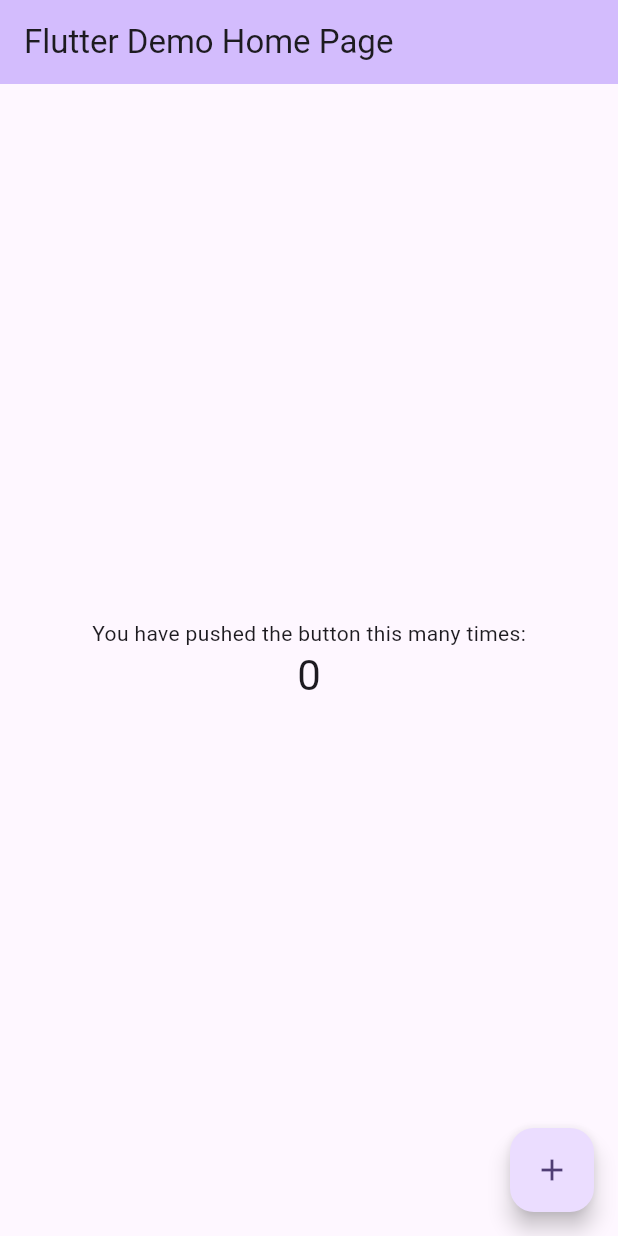
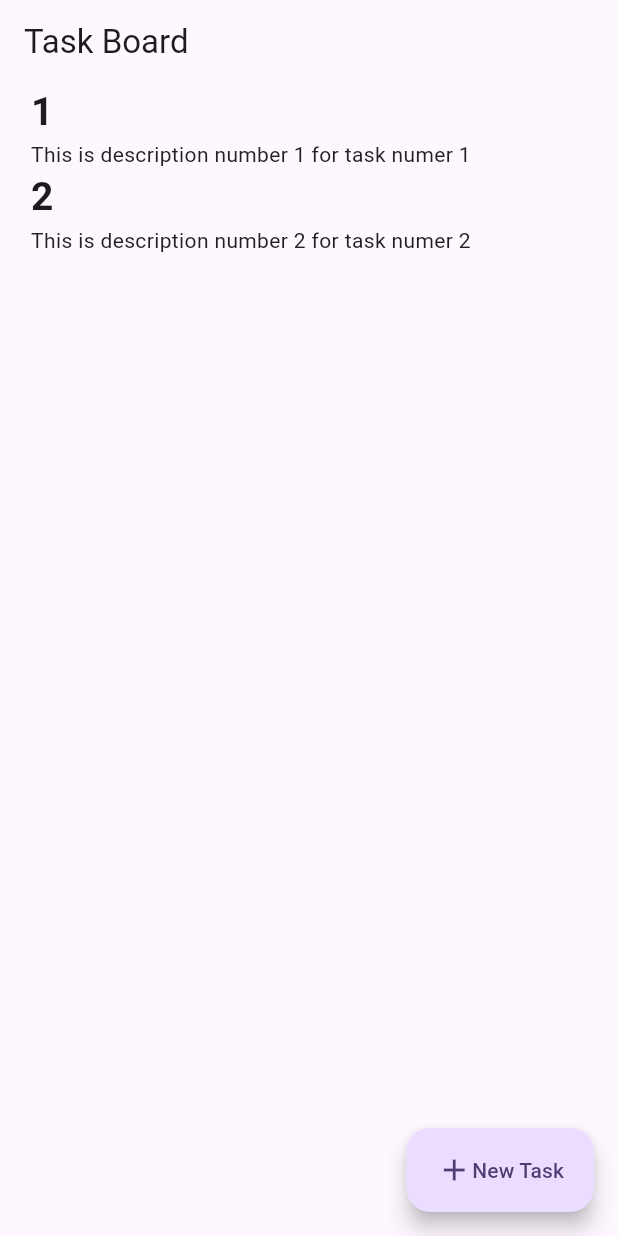
Before and after one commit to jaclynWirth24/Language-Project, a Flutter app: the screen it shows after launch, on a phone screen of 412 x 824 dp. Run offline on Flutter 3.47's test engine with Material 3 defaults, Android fonts, the phone set to English and light mode, and no system bars.

Commit message:
started to do list

```diff
--- /dev/null
+++ b/to_do_list/lib/home.dart
@@ -0,0 +1,148 @@
+import 'package:flutter/material.dart';
+import 'package:to_do_list/theme.dart';
+
+class Home extends StatefulWidget {
+  const Home({Key? key}) : super(key: key);
+  @override
+  State<Home> createState() => _HomeState();
+}
+
+class _HomeState extends State<Home> {
+  @override
+  void initState() {
+    super.initState();
+  }
+
+  @override
+  Widget build(BuildContext context) {
+    return const TaskBoard();
+  }
+}
+
+class TaskBoard extends StatefulWidget {
+  const TaskBoard({Key? key}) : super(key: key);
+  @override
+  State<TaskBoard> createState() => _TaskBoardState();
+}
+
+class _TaskBoardState extends State<TaskBoard>
+    with SingleTickerProviderStateMixin {
+  @override
+  void initState() {
+    super.initState();
+  }
+
+  @override
+  Widget build(BuildContext context) {
+    List<Task> tasks = [];
+
+    //!HARD CODED NUMBERED TASKS TO SIMULATE WHAT IT WILL LOOK LIKE
+    for (int i = 1; i <= 2; i++) {
+      tasks.add(Task(
+        "$i",
+        description: "This is description number $i for task numer $i",
+      ));
+    }
+    return Scaffold(
+      floatingActionButton: const NewTaskButton(),
+      appBar: AppBar(
+        // automaticallyImplyLeading: false,
+        title: const Text('Task Board'),
+      ),
+      body: TaskList(tasks),
+    );
+  }
+}
+
+class TaskList extends StatefulWidget {
+  const TaskList(this.tasks, {Key? key}) : super(key: key);
+  final List<Task> tasks;
+  @override
+  State<TaskList> createState() => _TaskListState();
+}
+
+class _TaskListState extends State<TaskList>
+    with AutomaticKeepAliveClientMixin {
+  final List<Widget> _tasks = [];
+
+  @override
+  Widget build(BuildContext context) {
+    super.build(context);
+    updateTasks();
+    return ListView.builder(
+      itemBuilder: (context, i) {
+        return _tasks[i];
+      },
+      itemCount: _tasks.length,
+    );
+  }
+
+  void updateTasks() {
+    int start = _tasks.length;
+    List<Task> rawTasks = widget.tasks;
+
+    //adds tasks to list if any were added
+    for (int i = start; i < rawTasks.length; i++) {
+      _tasks.add(TaskCard(rawTasks[i]));
+    }
+
+    //Removes tasks if any were removed
+    if (start > rawTasks.length) {
+      for (int i = 0; i < _tasks.length; i++) {
+        TaskCard indexTaskCard = _tasks[i] as TaskCard;
+        if (!rawTasks.contains(indexTaskCard.task)) {
+          _tasks.remove(indexTaskCard);
+        }
+      }
+    }
+  }
+
+  @override
+  bool get wantKeepAlive => true;
+}
+
+class NewTaskButton extends StatelessWidget {
+  const NewTaskButton({Key? key}) : super(key: key);
+  @override
+  Widget build(BuildContext context) {
+    return FloatingActionButton.extended(
+      label: const Row(children: [Icon(Icons.add), Text("New Task")]),
+      onPressed: () => {},
+    );
+  }
+}
+
+class TaskCard extends StatefulWidget {
+  const TaskCard(this.task, {Key? key}) : super(key: key);
+  final Task task;
+  @override
+  State<TaskCard> createState() => _TaskCardState();
+}
+
+class _TaskCardState extends State<TaskCard> {
+  @override
+  Widget build(BuildContext context) {
+    return FractionallySizedBox(
+      widthFactor: .90,
+      child: Column(
+        crossAxisAlignment: CrossAxisAlignment.start,
+        children: [
+          TaskTitle(widget.task.title),
+          TaskDescription(widget.task.description ?? "")
+        ],
+      ),
+    );
+  }
+}
+
+// typedef
+class Task {
+  String title;
+  String? description;
+  Task(this.title, {this.description});
+
+  @override
+  String toString() {
+    return "title: $title, description: $description\n";
+  }
+}
--- a/to_do_list/lib/main.dart
+++ b/to_do_list/lib/main.dart
@@ -1,4 +1,5 @@
 import 'package:flutter/material.dart';
+import 'package:to_do_list/home.dart';
 
 void main() {
   runApp(const MyApp());
@@ -31,95 +32,7 @@ class MyApp extends StatelessWidget {
         colorScheme: ColorScheme.fromSeed(seedColor: Colors.deepPurple),
         useMaterial3: true,
       ),
-      home: const MyHomePage(title: 'Flutter Demo Home Page'),
+      home: const Home(),
     );
   }
 }
-
-class MyHomePage extends StatefulWidget {
-  const MyHomePage({super.key, required this.title});
-
-  // This widget is the home page of your application. It is stateful, meaning
-  // that it has a State object (defined below) that contains fields that affect
-  // how it looks.
-
-  // This class is the configuration for the state. It holds the values (in this
-  // case the title) provided by the parent (in this case the App widget) and
-  // used by the build method of the State. Fields in a Widget subclass are
-  // always marked "final".
-
-  final String title;
-
-  @override
-  State<MyHomePage> createState() => _MyHomePageState();
-}
-
-class _MyHomePageState extends State<MyHomePage> {
-  int _counter = 0;
-
-  void _incrementCounter() {
-    setState(() {
-      // This call to setState tells the Flutter framework that something has
-      // changed in this State, which causes it to rerun the build method below
-      // so that the display can reflect the updated values. If we changed
-      // _counter without calling setState(), then the build method would not be
-      // called again, and so nothing would appear to happen.
-      _counter++;
-    });
-  }
-
-  @override
-  Widget build(BuildContext context) {
-    // This method is rerun every time setState is called, for instance as done
-    // by the _incrementCounter method above.
-    //
-    // The Flutter framework has been optimized to make rerunning build methods
-    // fast, so that you can just rebuild anything that needs updating rather
-    // than having to individually change instances of widgets.
-    return Scaffold(
-      appBar: AppBar(
-        // TRY THIS: Try changing the color here to a specific color (to
-        // Colors.amber, perhaps?) and trigger a hot reload to see the AppBar
-        // change color while the other colors stay the same.
-        backgroundColor: Theme.of(context).colorScheme.inversePrimary,
-        // Here we take the value from the MyHomePage object that was created by
-        // the App.build method, and use it to set our appbar title.
-        title: Text(widget.title),
-      ),
-      body: Center(
-        // Center is a layout widget. It takes a single child and positions it
-        // in the middle of the parent.
-        child: Column(
-          // Column is also a layout widget. It takes a list of children and
-          // arranges them vertically. By default, it sizes itself to fit its
-          // children horizontally, and tries to be as tall as its parent.
-          //
-          // Column has various properties to control how it sizes itself and
-          // how it positions its children. Here we use mainAxisAlignment to
-          // center the children vertically; the main axis here is the vertical
-          // axis because Columns are vertical (the cross axis would be
-          // horizontal).
-          //
-          // TRY THIS: Invoke "debug painting" (choose the "Toggle Debug Paint"
-          // action in the IDE, or press "p" in the console), to see the
-          // wireframe for each widget.
-          mainAxisAlignment: MainAxisAlignment.center,
-          children: <Widget>[
-            const Text(
-              'You have pushed the button this many times:',
-            ),
-            Text(
-              '$_counter',
-              style: Theme.of(context).textTheme.headlineMedium,
-            ),
-          ],
-        ),
-      ),
-      floatingActionButton: FloatingActionButton(
-        onPressed: _incrementCounter,
-        tooltip: 'Increment',
-        child: const Icon(Icons.add),
-      ), // This trailing comma makes auto-formatting nicer for build methods.
-    );
-  }
-}
--- /dev/null
+++ b/to_do_list/lib/theme.dart
@@ -0,0 +1,103 @@
+import 'package:flutter/material.dart';
+
+class LifeListTheme with ChangeNotifier {
+  static const Color themeBlue = Color.fromRGBO(13, 71, 161, 1);
+  static const Color themeOrange = Color.fromRGBO(161, 102, 13, 1);
+  static const Color themePurple = Color.fromRGBO(102, 13, 161, 1);
+
+  static ThemeData get lightTheme {
+    return ThemeData(
+      appBarTheme: const AppBarTheme(
+        backgroundColor: themeBlue,
+        shape: RoundedRectangleBorder(
+          borderRadius: BorderRadius.vertical(
+            bottom: Radius.circular(30),
+          ),
+        ),
+      ),
+
+      floatingActionButtonTheme: FloatingActionButtonThemeData(
+        splashColor: Colors.purple.shade400,
+        backgroundColor: themePurple,
+      ),
+    );
+  }
+}
+
+//! ///////////////////////////////////CUSTOM CLASSES//////////////////////////////////////////
+class TaskCardContainer extends StatelessWidget {
+  const TaskCardContainer({this.isLarge = false, required this.child, Key? key})
+      : super(key: key);
+  const TaskCardContainer.large(
+      {this.isLarge = true, required this.child, Key? key})
+      : super(key: key);
+  final Widget child;
+  final bool isLarge;
+  @override
+  Widget build(BuildContext context) {
+    Container taskCard = Container(
+      margin: const EdgeInsets.all(5),
+      padding: const EdgeInsets.symmetric(vertical: 15, horizontal: 20),
+      decoration: BoxDecoration(
+        boxShadow: const [
+          BoxShadow(
+            offset: Offset(1, 5),
+            blurRadius: 6,
+            spreadRadius: 2,
+            // color: LifeListTheme.themeOrange,
+          ),
+        ],
+        color: Colors.grey.shade100,
+        border: Border.all(),
+        borderRadius: BorderRadius.circular(15),
+      ),
+      child: child,
+    );
+
+    return isLarge
+        ? Center(
+            child: FractionallySizedBox(
+              widthFactor: .9,
+              heightFactor: .4,
+              child: taskCard,
+            ),
+          )
+        : taskCard;
+  }
+}
+
+/// Describes the style of the [decription] of a [Task] in a [TaskCard]
+class TaskDescription extends StatelessWidget {
+  const TaskDescription(this.description, {Key? key}) : super(key: key);
+  final String description;
+  @override
+  Widget build(BuildContext context) {
+    return Text(
+      description,
+      style: TextStyle(color: Colors.grey.shade900),
+    );
+  }
+}
+
+/// Describes the style of the [title] of a [Task] in a [TaskCard]
+class TaskTitle extends StatelessWidget {
+  const TaskTitle(this.title, {Key? key}) : super(key: key);
+  final String title;
+  @override
+  Widget build(BuildContext context) {
+    return Text(
+      title,
+      style: const TextStyle(fontWeight: FontWeight.bold, fontSize: 26),
+    );
+  }
+}
+
+/// [Container] with all gray background that is transparent to create the effect of a dim.
+class DimmedBackground extends StatelessWidget {
+  const DimmedBackground({Key? key}) : super(key: key);
+  static const dimmedColor = Color.fromARGB(118, 61, 61, 61);
+  @override
+  Widget build(BuildContext context) {
+    return Container(color: dimmedColor);
+  }
+}
```
